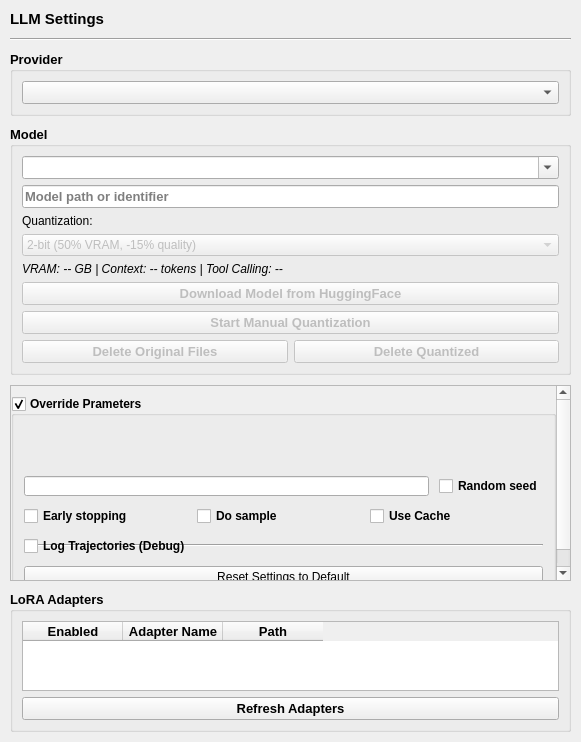
This is src/airunner/components/llm/gui/widgets/templates/llm_settings.ui in Capsize-Games/airunner as Qt 5 draws it before an edit. The edited form follows.
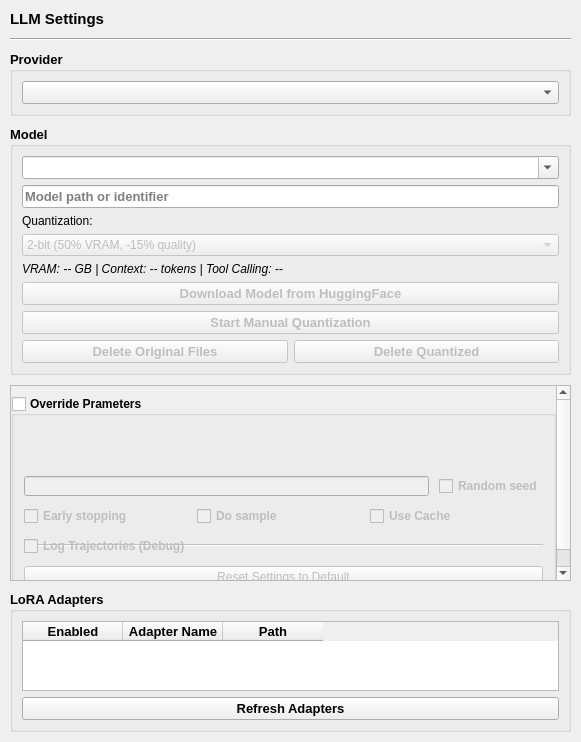
This is the edited form. Custom widgets are drawn as their Qt base class.

The edit to the form file:
```diff
--- a/src/airunner/components/llm/gui/widgets/templates/llm_settings.ui
+++ b/src/airunner/components/llm/gui/widgets/templates/llm_settings.ui
@@ -123,7 +123,7 @@
           <bool>true</bool>
          </property>
          <property name="checked">
-          <bool>true</bool>
+          <bool>false</bool>
          </property>
          <layout class="QGridLayout" name="gridLayout_12">
           <property name="leftMargin">
```
